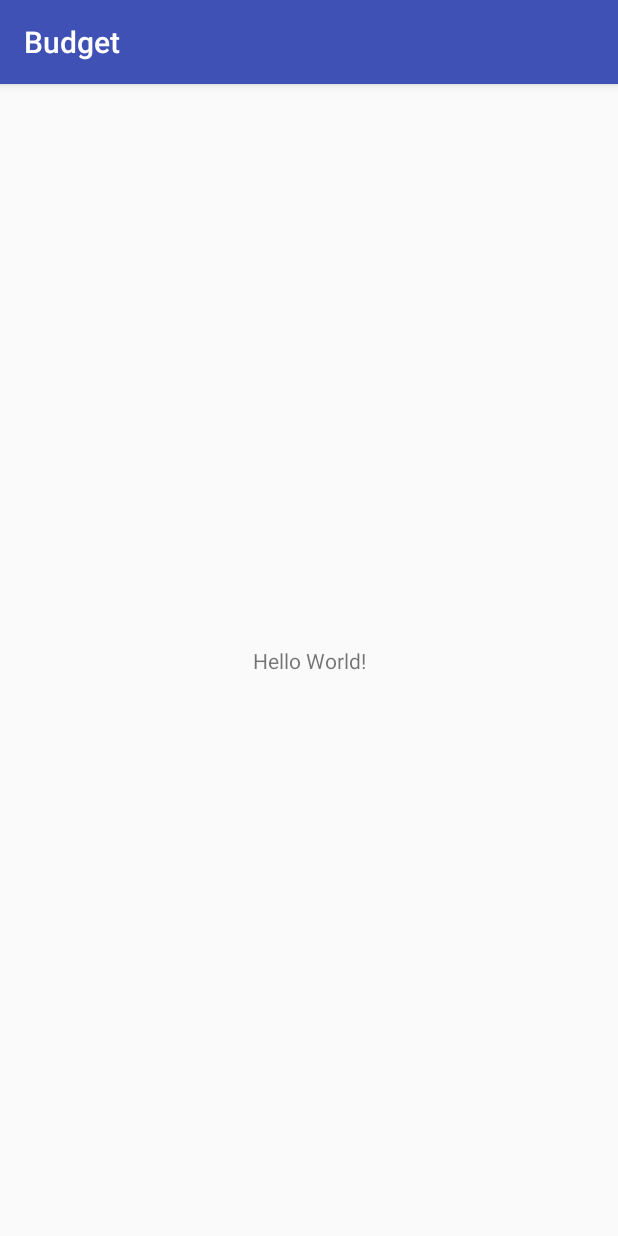
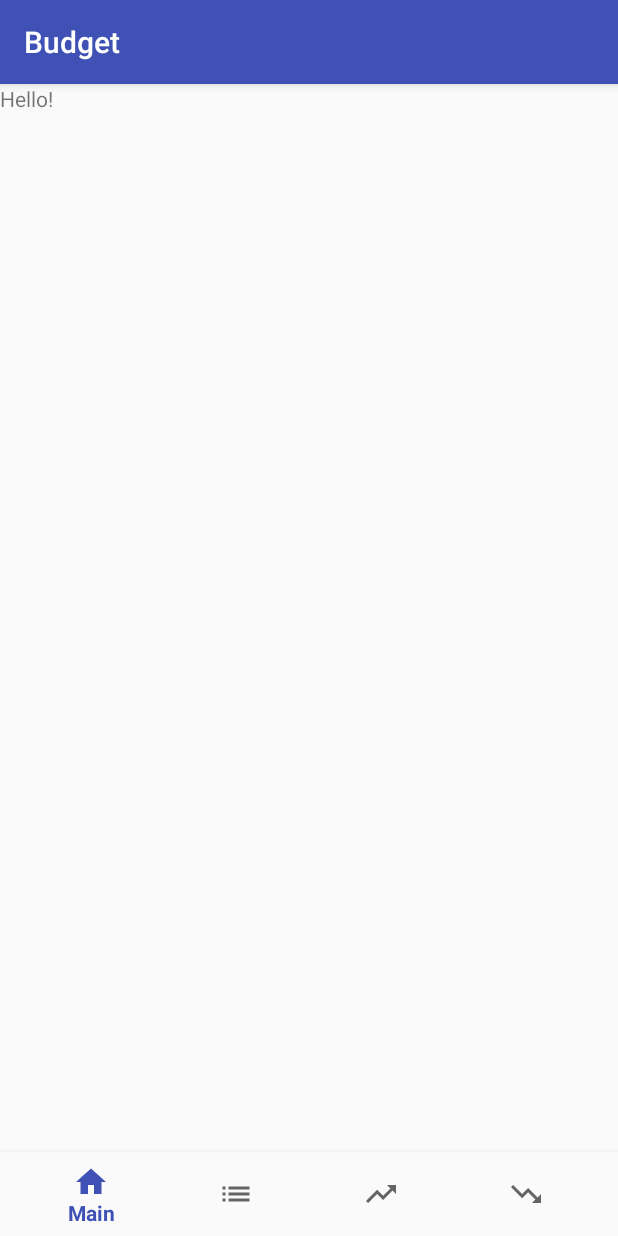
Before and after one commit to Zimzik/Budget, an Android app: the screen it shows after launch (MainActivity), on a phone screen of 412 x 824 dp. Run offline under Robolectric (Android 15) with nearby library versions, the phone set to English and light mode, and no system bars.

Commit message:
Impelement bottom navigation menu and create base project structure with comments inside code.

```diff
--- a/app/src/main/AndroidManifest.xml
+++ b/app/src/main/AndroidManifest.xml
@@ -9,7 +9,7 @@
         android:roundIcon="@mipmap/ic_launcher_round"
         android:supportsRtl="true"
         android:theme="@style/AppTheme">
-        <activity android:name=".MainActivity">
+        <activity android:name=".activities.MainActivity">
             <intent-filter>
                 <action android:name="android.intent.action.MAIN" />
 
--- /dev/null
+++ b/app/src/main/java/com/example/zimzik/budget/activities/MainActivity.java
@@ -0,0 +1,68 @@
+package com.example.zimzik.budget.activities;
+
+import android.support.design.widget.BottomNavigationView;
+import android.support.v4.app.Fragment;
+import android.support.v4.app.FragmentTransaction;
+import android.support.v7.app.AppCompatActivity;
+import android.os.Bundle;
+
+import com.example.zimzik.budget.R;
+import com.example.zimzik.budget.fragments.ExpensesFragment;
+import com.example.zimzik.budget.fragments.HomeFragment;
+import com.example.zimzik.budget.fragments.IncomesFragment;
+import com.example.zimzik.budget.fragments.MemberListFragment;
+
+public class MainActivity extends AppCompatActivity {
+
+
+    // set listener to bottom menu
+    private BottomNavigationView.OnNavigationItemSelectedListener mOnNavigationItemSelectedListener
+            = item -> {
+
+        android.support.v4.app.FragmentTransaction ft = getSupportFragmentManager().beginTransaction();
+
+        switch (item.getItemId()) {
+            case R.id.navigation_home:
+                setActionBarTitle(getResources().getString(R.string.app_name));
+                setFragment(HomeFragment.newInstance(), ft);
+                return true;
+            case R.id.navigation_member_list:
+                setActionBarTitle(getResources().getString(R.string.members));
+                setFragment(MemberListFragment.newInstance(), ft);
+                return true;
+            case R.id.navigation_revenues:
+                setActionBarTitle(getResources().getString(R.string.revenues));
+                setFragment(IncomesFragment.newInstance(), ft);
+                return true;
+            case R.id.navigation_divergence:
+                setActionBarTitle(getResources().getString(R.string.divergence));
+                setFragment(ExpensesFragment.newInstance(), ft);
+                return true;
+        }
+        return false;
+    };
+
+    @Override
+    protected void onCreate(Bundle savedInstanceState) {
+        super.onCreate(savedInstanceState);
+        setContentView(R.layout.activity_main);
+        setActionBarTitle(getResources().getString(R.string.app_name));
+        android.support.v4.app.FragmentTransaction ft = getSupportFragmentManager().beginTransaction();
+        setFragment(HomeFragment.newInstance(), ft);
+        BottomNavigationView navigation = findViewById(R.id.navigation);
+        navigation.setOnNavigationItemSelectedListener(mOnNavigationItemSelectedListener);
+    }
+
+    //set action bar title for fragment
+    private void setActionBarTitle(String s) {
+        if (getSupportActionBar() != null) {
+            getSupportActionBar().setTitle(s);
+        }
+    }
+
+    //replace frame layout in activity_main.xml to fragment
+    private void setFragment(Fragment fragment, FragmentTransaction ft) {
+        ft.replace(R.id.fr_holder, fragment);
+        ft.commit();
+    }
+}
--- /dev/null
+++ b/app/src/main/java/com/example/zimzik/budget/fragments/HomeFragment.java
@@ -0,0 +1,38 @@
+package com.example.zimzik.budget.fragments;
+
+import android.os.Bundle;
+import android.support.v4.app.Fragment;
+import android.view.LayoutInflater;
+import android.view.View;
+import android.view.ViewGroup;
+
+import com.example.zimzik.budget.R;
+
+public class HomeFragment extends Fragment {
+
+    public static HomeFragment newInstance() {
+
+        Bundle args = new Bundle();
+
+        HomeFragment fragment = new HomeFragment();
+        fragment.setArguments(args);
+        return fragment;
+    }
+
+    public HomeFragment() {
+        // Required empty public constructor
+    }
+
+
+    @Override
+    public void onCreate(Bundle savedInstanceState) {
+        super.onCreate(savedInstanceState);
+           }
+
+    @Override
+    public View onCreateView(LayoutInflater inflater, ViewGroup container,
+                             Bundle savedInstanceState) {
+        // Inflate the layout for this fragment
+        return inflater.inflate(R.layout.fragment_home, container, false);
+    }
+}
--- /dev/null
+++ b/app/src/main/res/drawable/ic_home_black_24dp.xml
@@ -0,0 +1,9 @@
+<vector xmlns:android="http://schemas.android.com/apk/res/android"
+    android:width="24dp"
+    android:height="24dp"
+    android:viewportHeight="24.0"
+    android:viewportWidth="24.0">
+    <path
+        android:fillColor="#FF000000"
+        android:pathData="M10,20v-6h4v6h5v-8h3L12,3 2,12h3v8z" />
+</vector>
--- /dev/null
+++ b/app/src/main/res/drawable/ic_list_black_24dp.xml
@@ -0,0 +1,9 @@
+<vector xmlns:android="http://schemas.android.com/apk/res/android"
+        android:width="24dp"
+        android:height="24dp"
+        android:viewportWidth="24.0"
+        android:viewportHeight="24.0">
+    <path
+        android:fillColor="#FF000000"
+        android:pathData="M3,13h2v-2L3,11v2zM3,17h2v-2L3,15v2zM3,9h2L5,7L3,7v2zM7,13h14v-2L7,11v2zM7,17h14v-2L7,15v2zM7,7v2h14L21,7L7,7z"/>
+</vector>
--- /dev/null
+++ b/app/src/main/res/drawable/ic_trending_down_black_24dp.xml
@@ -0,0 +1,9 @@
+<vector xmlns:android="http://schemas.android.com/apk/res/android"
+        android:width="24dp"
+        android:height="24dp"
+        android:viewportWidth="24.0"
+        android:viewportHeight="24.0">
+    <path
+        android:fillColor="#FF000000"
+        android:pathData="M16,18l2.29,-2.29 -4.88,-4.88 -4,4L2,7.41 3.41,6l6,6 4,-4 6.3,6.29L22,12v6z"/>
+</vector>
--- /dev/null
+++ b/app/src/main/res/drawable/ic_trending_up_black_24dp.xml
@@ -0,0 +1,9 @@
+<vector xmlns:android="http://schemas.android.com/apk/res/android"
+        android:width="24dp"
+        android:height="24dp"
+        android:viewportWidth="24.0"
+        android:viewportHeight="24.0">
+    <path
+        android:fillColor="#FF000000"
+        android:pathData="M16,6l2.29,2.29 -4.88,4.88 -4,-4L2,16.59 3.41,18l6,-6 4,4 6.3,-6.29L22,12V6z"/>
+</vector>
--- a/app/src/main/res/layout/activity_main.xml
+++ b/app/src/main/res/layout/activity_main.xml
@@ -2,17 +2,28 @@
 <android.support.constraint.ConstraintLayout xmlns:android="http://schemas.android.com/apk/res/android"
     xmlns:app="http://schemas.android.com/apk/res-auto"
     xmlns:tools="http://schemas.android.com/tools"
+    android:id="@+id/container"
     android:layout_width="match_parent"
     android:layout_height="match_parent"
-    tools:context=".MainActivity">
+    tools:context=".activities.MainActivity">
 
-    <TextView
-        android:layout_width="wrap_content"
+    <FrameLayout
+        android:id="@+id/fr_holder"
+        android:layout_width="match_parent"
+        android:layout_height="match_parent">
+
+    </FrameLayout>
+
+    <android.support.design.widget.BottomNavigationView
+        android:id="@+id/navigation"
+        android:layout_width="0dp"
         android:layout_height="wrap_content"
-        android:text="Hello World!"
+        android:layout_marginEnd="0dp"
+        android:layout_marginStart="0dp"
+        android:background="?android:attr/windowBackground"
         app:layout_constraintBottom_toBottomOf="parent"
         app:layout_constraintLeft_toLeftOf="parent"
         app:layout_constraintRight_toRightOf="parent"
-        app:layout_constraintTop_toTopOf="parent" />
+        app:menu="@menu/navigation" />
 
 </android.support.constraint.ConstraintLayout>
--- /dev/null
+++ b/app/src/main/res/layout/fragment_expenses.xml
@@ -0,0 +1,6 @@
+<?xml version="1.0" encoding="utf-8"?>
+<android.support.constraint.ConstraintLayout
+    xmlns:android="http://schemas.android.com/apk/res/android" android:layout_width="match_parent"
+    android:layout_height="match_parent">
+
+</android.support.constraint.ConstraintLayout>
--- /dev/null
+++ b/app/src/main/res/layout/fragment_home.xml
@@ -0,0 +1,14 @@
+<?xml version="1.0" encoding="utf-8"?>
+<FrameLayout xmlns:android="http://schemas.android.com/apk/res/android"
+    xmlns:tools="http://schemas.android.com/tools"
+    android:layout_width="match_parent"
+    android:layout_height="match_parent"
+    tools:context=".fragments.HomeFragment">
+
+    <!-- TODO: Update blank fragment layout -->
+    <TextView
+        android:layout_width="match_parent"
+        android:layout_height="match_parent"
+        android:text="Hello!" />
+
+</FrameLayout>
--- /dev/null
+++ b/app/src/main/res/layout/fragment_incomes.xml
@@ -0,0 +1,6 @@
+<?xml version="1.0" encoding="utf-8"?>
+<android.support.constraint.ConstraintLayout
+    xmlns:android="http://schemas.android.com/apk/res/android" android:layout_width="match_parent"
+    android:layout_height="match_parent">
+
+</android.support.constraint.ConstraintLayout>
--- /dev/null
+++ b/app/src/main/res/menu/navigation.xml
@@ -0,0 +1,25 @@
+<?xml version="1.0" encoding="utf-8"?>
+<menu xmlns:android="http://schemas.android.com/apk/res/android">
+
+    <item
+        android:id="@+id/navigation_home"
+        android:icon="@drawable/ic_home_black_24dp"
+        android:title="@string/main" />
+
+    <item
+        android:id="@+id/navigation_member_list"
+        android:icon="@drawable/ic_list_black_24dp"
+        android:title="@string/members" />
+
+    <item
+        android:id="@+id/navigation_revenues"
+        android:icon="@drawable/ic_trending_up_black_24dp"
+        android:title="@string/revenues" />
+
+    <item
+        android:id="@+id/navigation_divergence"
+        android:icon="@drawable/ic_trending_down_black_24dp"
+        android:title="@string/divergence" />
+
+
+</menu>
--- a/app/src/main/res/values/strings.xml
+++ b/app/src/main/res/values/strings.xml
@@ -1,3 +1,7 @@
 <resources>
     <string name="app_name">Budget</string>
+    <string name="main">Main</string>
+    <string name="members">Members</string>
+    <string name="revenues">Incomes</string>
+    <string name="divergence">Expenses</string>
 </resources>
```
Also changed, not shown: app/src/main/java/com/example/zimzik/budget/MainActivity.java (deleted, +0 -13 lines), app/src/main/java/com/example/zimzik/budget/fragments/ExpensesFragment.java (added, +35 -0 lines), app/src/main/java/com/example/zimzik/budget/fragments/IncomesFragment.java (added, +32 -0 lines), app/src/main/java/com/example/zimzik/budget/fragments/MemberListFragment.java (added, +33 -0 lines), app/src/main/res/layout/fragment_member_list.xml (added, +25 -0 lines), 1 other file.
